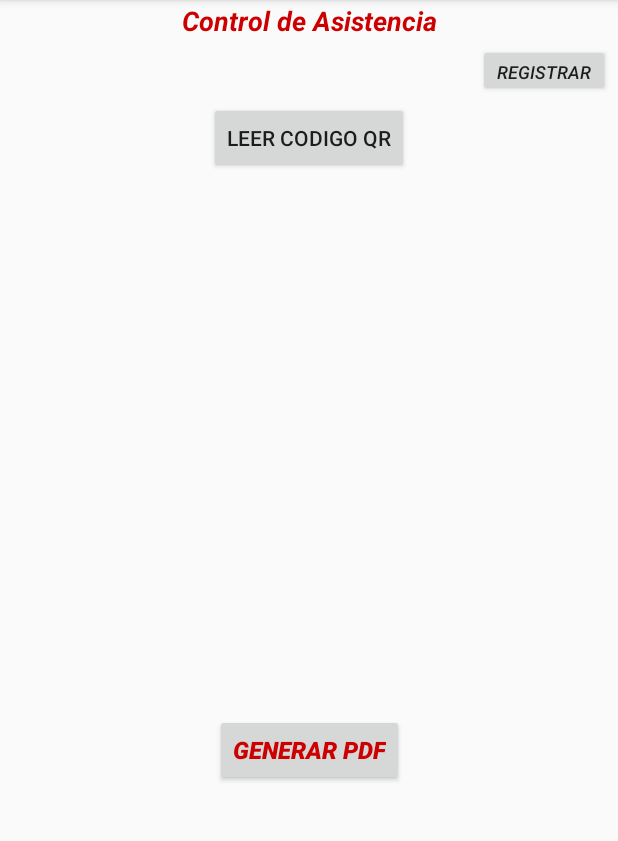
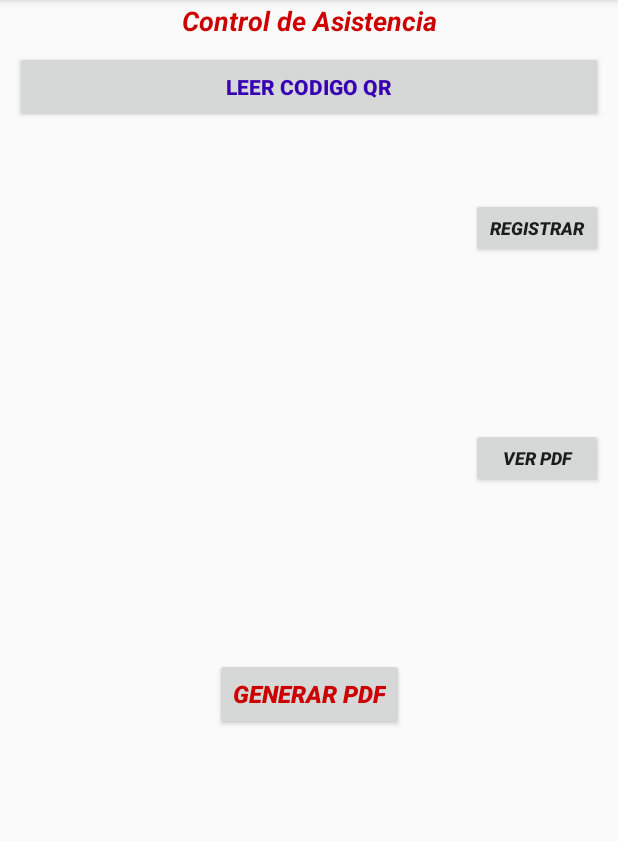
Before and after one commit to vademar/AppAsistencia, an Android app: the Menu screen opened directly, with no data from a screen before it, on a phone screen of 412 x 824 dp, the part 84-925 px from its top. Run offline under Robolectric (Android 15) with nearby library versions, the light colour scheme and no system bars; libraries missing offline, so code that uses them is left out: com.itextpdf.text, me.dm7.barcodescanner; 16 statements that could not run were skipped.

Commit message:
prevista del PDF

```diff
--- a/app/src/main/java/com/example/valdemar/myassistance/Menu.java
+++ b/app/src/main/java/com/example/valdemar/myassistance/Menu.java
@@ -1,5 +1,6 @@
 package com.example.valdemar.myassistance;
 
+import android.content.Intent;
 import android.graphics.Bitmap;
 import android.inputmethodservice.Keyboard;
 import android.support.v7.app.AppCompatActivity;
@@ -23,15 +24,13 @@ import javax.crypto.AEADBadTagException;
 
 public class Menu extends AppCompatActivity implements ZXingScannerView.ResultHandler{
     private ZXingScannerView escannerView;
-    private String Dato;
+    private String Dato,F;
     private TextView USER;
     private ListView LIST;
-    private ArrayList<String[]> ARRAYLIST;
-    private ArrayList<String[]> rows;
+    private ArrayList<String[]> ARRAYLIST, rows;
     private ArrayAdapter<String[]> ADAPTER;
     private String[]header;
     private TemplatePDF templatePDF;
-    private String shorText = "hola";
     private Button Reg;
     private int i;
     @Override
@@ -41,14 +40,14 @@ public class Menu extends AppCompatActivity implements ZXingScannerView.ResultHa
         Reg = (Button)findViewById(R.id.registros);
         LIST = (ListView)findViewById(R.id.USUARIOS);
         ARRAYLIST = new ArrayList<String[]>();
-        rows = new ArrayList<>();
+        rows = new ArrayList<String[]>();
         ADAPTER = new ArrayAdapter<String[]>(this,R.layout.custom, ARRAYLIST);
         LIST.setAdapter(ADAPTER);
         final Calendar c = Calendar.getInstance();
         int year = c.get(Calendar.YEAR);
         int mes = c.get(Calendar.MONTH);
         int dia = c.get(Calendar.DAY_OF_MONTH);
-        String F = String.valueOf(dia+"/"+mes+"/"+year);
+        F = String.valueOf(dia+"/"+mes+"/"+year);
         templatePDF = new TemplatePDF(getApplicationContext());
         templatePDF.openDocument();
         templatePDF.addTitles("Registro","Usuarios",F);
@@ -87,14 +86,19 @@ public class Menu extends AppCompatActivity implements ZXingScannerView.ResultHa
             Reg.setEnabled(true);
         }
     }
+    private ArrayList<String[]>getClients(){
+        return rows;
+    }
+    public void verPDF(View view){
+        Intent intent = new Intent(this, Pdf.class);
+        intent.putExtra("Fecha", F);
+        intent.putExtra("Array", rows);
+        startActivity(intent);
+    }
     public void createPDF(View view){
-        templatePDF.viewPdF();
-        //templatePDF.appviewPdF(this);
+        templatePDF.appviewPdF(this);
         header= new String[]{"Nº","Datos Personales","Hr Ingreso"};
         templatePDF.createTable(header,getClients());
         templatePDF.closeDocument();
     }
-    private ArrayList<String[]>getClients(){
-        return rows;
-    }
 }
--- a/app/src/main/java/com/example/valdemar/myassistance/TemplatePDF.java
+++ b/app/src/main/java/com/example/valdemar/myassistance/TemplatePDF.java
@@ -34,8 +34,8 @@ public class TemplatePDF {
     private Paragraph paragraph;
     private Font ftitle =  new Font(Font.FontFamily.TIMES_ROMAN,20,Font.BOLD);
     private Font fSubTitle =  new Font(Font.FontFamily.TIMES_ROMAN,18,Font.BOLD);
-    private Font fText =  new Font(Font.FontFamily.TIMES_ROMAN,12,Font.BOLD);
-    private Font fHighText =  new Font(Font.FontFamily.TIMES_ROMAN,15,Font.BOLD);
+    private Font fHighText =  new Font(Font.FontFamily.TIMES_ROMAN,12,Font.BOLD);
+    private Font fText =  new Font(Font.FontFamily.TIMES_ROMAN,11);
 
     public TemplatePDF(Context context) {
         this.context = context;
@@ -63,12 +63,6 @@ public class TemplatePDF {
         document.close();
     }
 
-    public void addMetaData(String title, String subject, String author){
-        document.addTitle(title);
-        document.addSubject(subject);
-        document.addAuthor(author);
-    }
-
     private void addChildP(Paragraph childParagraph){
         childParagraph.setAlignment(Element.ALIGN_CENTER);
         paragraph.add(childParagraph);
@@ -84,14 +78,6 @@ public class TemplatePDF {
             document.add(paragraph);
         }catch (Exception e){
             Log.e("addTitles",e.toString());
-        }
-    }
-
-    public void addIMG(Image img){
-        try {
-            document.add(img);
-        }catch (Exception e){
-            Log.e("addIMG",e.toString());
         }
     }
 
@@ -112,12 +98,12 @@ public class TemplatePDF {
             paragraph.setFont(fText);
             PdfPTable pdfPTable =  new PdfPTable(header.length);
             pdfPTable.setWidthPercentage(100);
-            pdfPTable.setWidths(new float[] {5,70,15});
+            pdfPTable.setWidths(new float[] {5,70,20});
             pdfPTable.setSpacingBefore(5);
             PdfPCell pdfPCell;
             int indexC=0;
             while (indexC<header.length){
-                pdfPCell = new PdfPCell(new Phrase(header[indexC++],fSubTitle));
+                pdfPCell = new PdfPCell(new Phrase(header[indexC++],fHighText));
                 pdfPCell.setHorizontalAlignment(Element.ALIGN_CENTER);
                 pdfPCell.setBackgroundColor(BaseColor.GRAY);
                 pdfPTable.addCell(pdfPCell);
@@ -127,12 +113,12 @@ public class TemplatePDF {
                 String []row = clients.get(indexR);
                 for(indexC=0; indexC<header.length;indexC++){
                     if (indexC == 0 || indexC == 2){
-                        pdfPCell = new PdfPCell(new Phrase(row[indexC]));
+                        pdfPCell = new PdfPCell(new Phrase(row[indexC],fText));
                         pdfPCell.setHorizontalAlignment(Element.ALIGN_CENTER);
                         pdfPCell.setVerticalAlignment(Element.ALIGN_MIDDLE);
                         pdfPTable.addCell(pdfPCell);
                     }else{
-                        pdfPCell = new PdfPCell(new Phrase(row[indexC]));
+                        pdfPCell = new PdfPCell(new Phrase(row[indexC],fText));
                         pdfPCell.setFixedHeight(30);
                         pdfPTable.addCell(pdfPCell);
                     }
@@ -150,7 +136,6 @@ public class TemplatePDF {
         intent.addFlags(Intent.FLAG_ACTIVITY_NEW_TASK);
         context.startActivity(intent);
     }
-
     public void appviewPdF(Activity activity){
         if(pdfFile.exists()){
             Uri uri = Uri.fromFile(pdfFile);
--- a/app/src/main/res/layout/activity_menu.xml
+++ b/app/src/main/res/layout/activity_menu.xml
@@ -8,16 +8,18 @@
 
     <Button
         android:id="@+id/button2"
-        android:layout_width="wrap_content"
+        android:layout_width="0dp"
         android:layout_height="wrap_content"
         android:layout_marginEnd="10dp"
         android:layout_marginStart="10dp"
-        android:layout_marginTop="10dp"
+        android:layout_marginTop="8dp"
         android:onClick="EscanerQR"
         android:text="Leer Codigo QR"
+        android:textColor="@color/design_default_color_primary_dark"
+        android:textStyle="bold"
         app:layout_constraintEnd_toEndOf="parent"
         app:layout_constraintStart_toStartOf="parent"
-        app:layout_constraintTop_toBottomOf="@+id/USER" />
+        app:layout_constraintTop_toBottomOf="@+id/textView" />
 
     <TextView
         android:id="@+id/textView"
@@ -41,58 +43,71 @@
         android:layout_height="wrap_content"
         android:layout_marginEnd="10dp"
         android:layout_marginStart="10dp"
-        android:layout_marginTop="10dp"
+        android:layout_marginTop="8dp"
         android:textAlignment="viewStart"
-        android:textSize="16sp"
+        android:textSize="18sp"
         android:textStyle="italic"
         app:layout_constraintEnd_toStartOf="@+id/registros"
+        app:layout_constraintHorizontal_bias="1.0"
         app:layout_constraintStart_toStartOf="parent"
-        app:layout_constraintTop_toBottomOf="@+id/textView" />
+        app:layout_constraintTop_toBottomOf="@+id/button2" />
 
     <Button
         android:id="@+id/registros"
         android:layout_width="wrap_content"
-        android:layout_height="35dp"
-        android:layout_marginBottom="10dp"
-        android:layout_marginEnd="5dp"
-        android:layout_marginTop="10dp"
+        android:layout_height="40dp"
+        android:layout_marginEnd="10dp"
+        android:layout_marginTop="50dp"
+        android:enabled="true"
         android:onClick="Registrar"
         android:text="registrar"
         android:textSize="12sp"
-        android:textStyle="italic"
-        android:enabled="true"
-        app:layout_constraintBottom_toTopOf="@+id/button2"
+        android:textStyle="bold|italic"
         app:layout_constraintEnd_toEndOf="parent"
-        app:layout_constraintTop_toBottomOf="@+id/textView" />
+        app:layout_constraintTop_toBottomOf="@+id/button2" />
 
     <Button
         android:id="@+id/GenPDF"
         android:layout_width="wrap_content"
         android:layout_height="wrap_content"
-        android:layout_marginBottom="244dp"
-        android:layout_marginEnd="8dp"
-        android:layout_marginStart="8dp"
+        android:layout_marginBottom="8dp"
+        android:layout_marginEnd="10dp"
+        android:layout_marginStart="10dp"
+        android:layout_marginTop="150dp"
         android:onClick="createPDF"
         android:text="Generar PDF"
         android:textAlignment="center"
         android:textColor="@android:color/holo_red_dark"
         android:textSize="16sp"
         android:textStyle="bold|italic"
-        app:layout_constraintBottom_toBottomOf="parent"
+        app:layout_constraintBottom_toTopOf="@+id/USUARIOS"
         app:layout_constraintEnd_toEndOf="parent"
-        app:layout_constraintStart_toStartOf="parent" />
+        app:layout_constraintStart_toStartOf="parent"
+        app:layout_constraintTop_toBottomOf="@+id/USER" />
 
     <ListView
         android:id="@+id/USUARIOS"
         android:layout_width="0dp"
         android:layout_height="100dp"
-        android:layout_marginBottom="10dp"
         android:layout_marginEnd="10dp"
         android:layout_marginStart="10dp"
-        android:layout_marginTop="10dp"
+        app:layout_constraintBottom_toBottomOf="parent"
+        app:layout_constraintEnd_toEndOf="parent"
+        app:layout_constraintStart_toStartOf="parent" />
+
+    <Button
+        android:id="@+id/button3"
+        android:layout_width="wrap_content"
+        android:layout_height="40dp"
+        android:layout_marginBottom="20dp"
+        android:layout_marginEnd="10dp"
+        android:layout_marginTop="20dp"
+        android:onClick="verPDF"
+        android:text="Ver PDF"
+        android:textSize="12sp"
+        android:textStyle="bold|italic"
         app:layout_constraintBottom_toTopOf="@+id/GenPDF"
         app:layout_constraintEnd_toEndOf="parent"
-        app:layout_constraintStart_toStartOf="parent"
-        app:layout_constraintTop_toBottomOf="@+id/button2" />
+        app:layout_constraintTop_toBottomOf="@+id/registros" />
 
 </android.support.constraint.ConstraintLayout>
```
Also changed, not shown: app/src/main/AndroidManifest.xml (+5 -3 lines), app/src/main/java/com/example/valdemar/myassistance/Pdf.java (+22 -1 lines), app/src/main/res/layout/activity_pdf.xml (+94 -0 lines).
